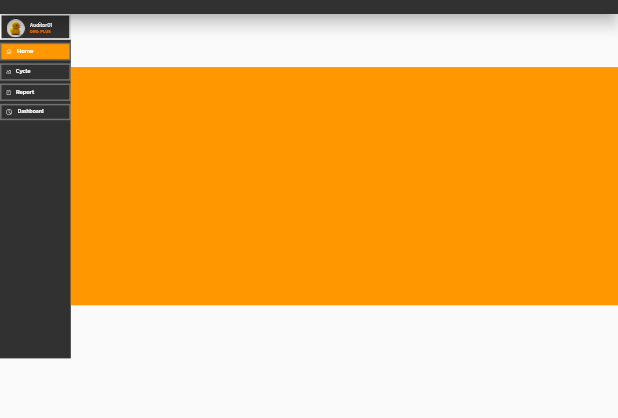
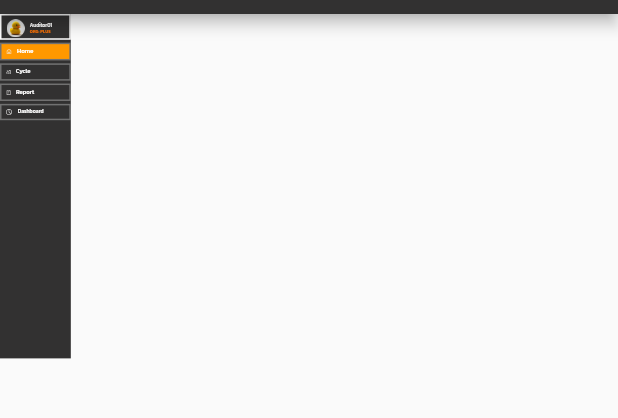
Before and after one commit to iceicezazaza2011/intern_yellow_box2, a Flutter app: the MainMenuPage screen opened directly, on a phone screen of 412 x 824 dp, the part 88-506 px from its top. Run offline on Flutter 3.47's test engine with Material 2 defaults, Android fonts, the phone set to English and light mode, and no system bars; our stand-ins replace flutter_screenutil, google_fonts.

Commit message:
finished project

```diff
--- a/lib/Menu/Manu.dart
+++ b/lib/Menu/Manu.dart
@@ -1,7 +1,6 @@
 import 'package:flutter/material.dart';
 import 'package:intern_yellow_box/utils.dart';
-import 'package:flutter/src/services/asset_manifest.dart';
-import 'package:google_fonts/src/asset_manifest.dart';
+
 
 class MainMenuPage extends StatefulWidget {
   const MainMenuPage({Key? key}) : super(key: key);
@@ -383,26 +382,10 @@ class _MainMenuPageState extends State<MainMenuPage> {
                 ),
               ),
             ),
-            Expanded(
-              child: SingleChildScrollView(
-                child: Container(
-                  padding: EdgeInsets.fromLTRB(0, 0, 0, 740 * fem),
-                  width: 220 * fem,
-                  decoration: BoxDecoration(
-                    color: Colors.orange,
-                  ),
-                  child: Column(
-                    crossAxisAlignment: CrossAxisAlignment.start,
-                    children: [
-                      // Add your content here
-                    ],
-                  ),
-                ),
-              ),
-            ),
           ],
         ),
       ),
     );
   }
 }
+//
```
Also changed, not shown: pubspec.yaml (+7 -1 lines), lib/test.dart (added).
